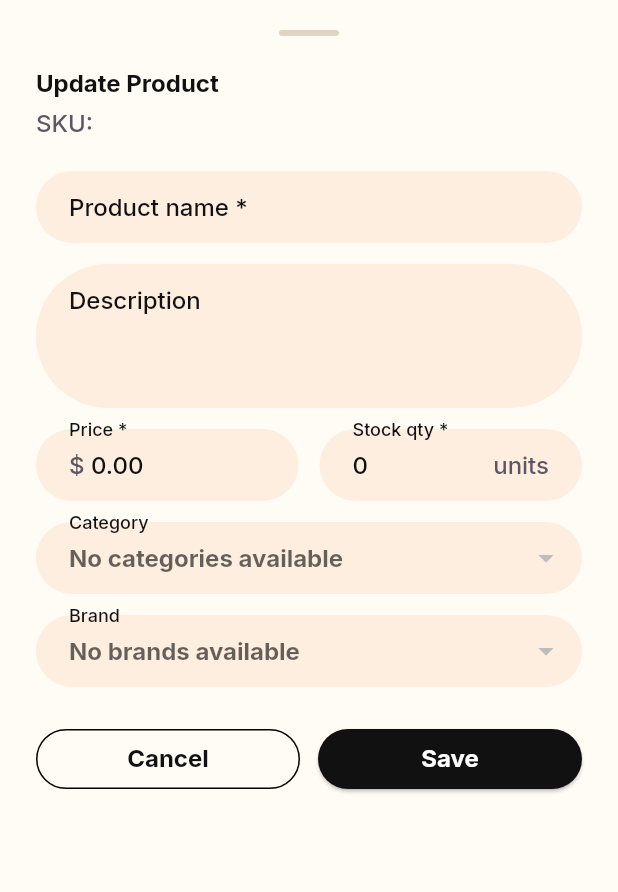
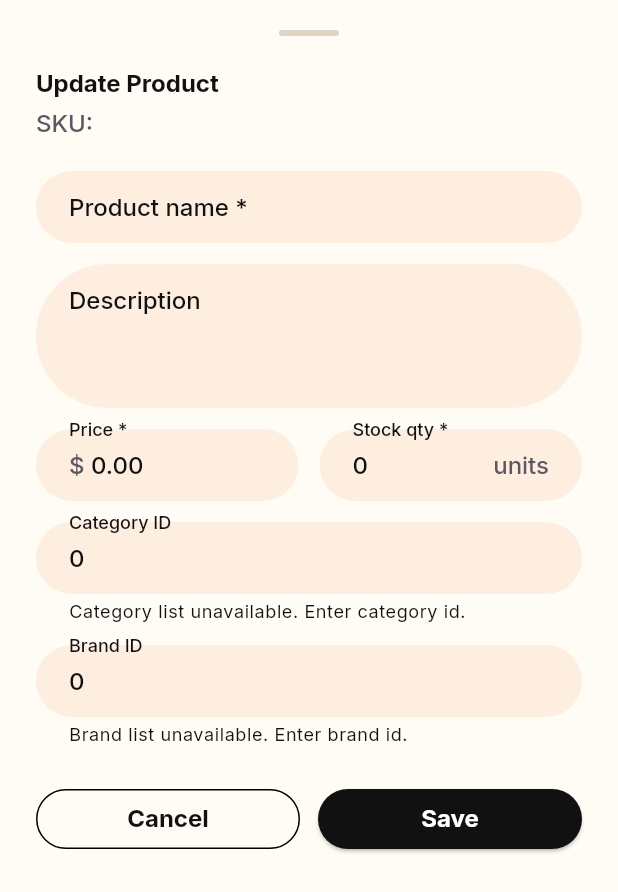
Before and after one commit to dataiyeumenh/prm393_project_fe, a Flutter app: the _ProductEditSheet widget shown alone on an empty page, opened directly with empty values, after a tap on "Save", on a phone screen of 412 x 824 dp. Shown: the top 892 px of the screen. Run offline on Flutter 3.47's test engine with Material 3 defaults, Android fonts, the phone set to English and light mode, and no system bars; our stand-ins replace cached_network_image, dio, google_fonts, image_picker, shared_preferences; accounts and stored records are empty; network calls fail.

Commit message:
feat/admin: changes admin ui

```diff
--- a/lib/screens/admin/warehouse/warehouse_screen.dart
+++ b/lib/screens/admin/warehouse/warehouse_screen.dart
@@ -918,6 +918,8 @@ class _ProductCreateSheetState extends State<_ProductCreateSheet> {
   final _skuCtrl = TextEditingController();
   final _priceCtrl = TextEditingController();
   final _stockCtrl = TextEditingController();
+  final _categoryIdCtrl = TextEditingController();
+  final _brandIdCtrl = TextEditingController();
 
   final _picker = ImagePicker();
 
@@ -935,6 +937,8 @@ class _ProductCreateSheetState extends State<_ProductCreateSheet> {
     _skuCtrl.dispose();
     _priceCtrl.dispose();
     _stockCtrl.dispose();
+    _categoryIdCtrl.dispose();
+    _brandIdCtrl.dispose();
     super.dispose();
   }
 
@@ -965,6 +969,9 @@ class _ProductCreateSheetState extends State<_ProductCreateSheet> {
     final sku = _skuCtrl.text.trim();
     final price = double.tryParse(_priceCtrl.text.trim());
     final stock = int.tryParse(_stockCtrl.text.trim());
+    final categoryId =
+        _selectedCategoryId ?? int.tryParse(_categoryIdCtrl.text.trim());
+    final brandId = _selectedBrandId ?? int.tryParse(_brandIdCtrl.text.trim());
 
     if (name.isEmpty) {
       setState(() => _error = 'Product name is required');
@@ -978,12 +985,16 @@ class _ProductCreateSheetState extends State<_ProductCreateSheet> {
       setState(() => _error = 'Valid stock quantity is required');
       return;
     }
-    if (_selectedCategoryId == null) {
-      setState(() => _error = 'Please select a category');
+    if (categoryId == null || categoryId <= 0) {
+      setState(
+        () => _error = 'Please select a category or enter a valid category id',
+      );
       return;
     }
-    if (_selectedBrandId == null) {
-      setState(() => _error = 'Please select a brand');
+    if (brandId == null || brandId <= 0) {
+      setState(
+        () => _error = 'Please select a brand or enter a valid brand id',
+      );
       return;
     }
 
@@ -992,8 +1003,8 @@ class _ProductCreateSheetState extends State<_ProductCreateSheet> {
       'description': description,
       'price': price,
       'stock': stock,
-      'categoryId': _selectedCategoryId,
-      'brandId': _selectedBrandId,
+      'categoryId': categoryId,
+      'brandId': brandId,
       if (sku.isNotEmpty) 'sku': sku,
     };
 
@@ -1113,42 +1124,59 @@ class _ProductCreateSheetState extends State<_ProductCreateSheet> {
                   ],
                 ),
                 const SizedBox(height: 14),
+                if (hasCategories)
                   DropdownButtonFormField<int>(
                     value: _selectedCategoryId,
                     isExpanded: true,
                     decoration: const InputDecoration(labelText: 'Category *'),
-                  hint: Text(
-                    hasCategories
-                        ? 'Select category'
-                        : 'No categories available',
-                  ),
+                    hint: const Text('Select category'),
                     items: widget.categories
                         .map(
-                        (c) =>
-                            DropdownMenuItem(value: c.id, child: Text(c.name)),
+                          (c) => DropdownMenuItem(
+                            value: c.id,
+                            child: Text(c.name),
+                          ),
                         )
                         .toList(),
-                  onChanged: hasCategories
-                      ? (v) => setState(() => _selectedCategoryId = v)
-                      : null,
+                    onChanged: (v) => setState(() => _selectedCategoryId = v),
+                  )
+                else
+                  TextField(
+                    controller: _categoryIdCtrl,
+                    keyboardType: TextInputType.number,
+                    inputFormatters: [FilteringTextInputFormatter.digitsOnly],
+                    decoration: const InputDecoration(
+                      labelText: 'Category ID *',
+                      helperText:
+                          'Category list unavailable. Enter category id.',
+                    ),
                   ),
                 const SizedBox(height: 14),
+                if (hasBrands)
                   DropdownButtonFormField<int>(
                     value: _selectedBrandId,
                     isExpanded: true,
                     decoration: const InputDecoration(labelText: 'Brand *'),
-                  hint: Text(
-                    hasBrands ? 'Select brand' : 'No brands available',
-                  ),
+                    hint: const Text('Select brand'),
                     items: widget.brands
                         .map(
-                        (b) =>
-                            DropdownMenuItem(value: b.id, child: Text(b.name)),
+                          (b) => DropdownMenuItem(
+                            value: b.id,
+                            child: Text(b.name),
+                          ),
                         )
                         .toList(),
-                  onChanged: hasBrands
-                      ? (v) => setState(() => _selectedBrandId = v)
-                      : null,
+                    onChanged: (v) => setState(() => _selectedBrandId = v),
+                  )
+                else
+                  TextField(
+                    controller: _brandIdCtrl,
+                    keyboardType: TextInputType.number,
+                    inputFormatters: [FilteringTextInputFormatter.digitsOnly],
+                    decoration: const InputDecoration(
+                      labelText: 'Brand ID *',
+                      helperText: 'Brand list unavailable. Enter brand id.',
+                    ),
                   ),
                 const SizedBox(height: 14),
                 OutlinedButton.icon(
@@ -1243,6 +1271,8 @@ class _ProductEditSheetState extends State<_ProductEditSheet> {
   late final TextEditingController _descCtrl;
   late final TextEditingController _priceCtrl;
   late final TextEditingController _stockCtrl;
+  late final TextEditingController _categoryIdCtrl;
+  late final TextEditingController _brandIdCtrl;
   int? _selectedCategoryId;
   int? _selectedBrandId;
 
@@ -1255,6 +1285,12 @@ class _ProductEditSheetState extends State<_ProductEditSheet> {
       text: widget.product.price.toStringAsFixed(2),
     );
     _stockCtrl = TextEditingController(text: '${widget.product.stockQuantity}');
+    _categoryIdCtrl = TextEditingController(
+      text: widget.product.categoryId?.toString() ?? '',
+    );
+    _brandIdCtrl = TextEditingController(
+      text: widget.product.brandId?.toString() ?? '',
+    );
     _selectedCategoryId = widget.product.categoryId;
     _selectedBrandId = widget.product.brandId;
   }
@@ -1265,6 +1301,8 @@ class _ProductEditSheetState extends State<_ProductEditSheet> {
     _descCtrl.dispose();
     _priceCtrl.dispose();
     _stockCtrl.dispose();
+    _categoryIdCtrl.dispose();
+    _brandIdCtrl.dispose();
     super.dispose();
   }
 
@@ -1273,6 +1311,9 @@ class _ProductEditSheetState extends State<_ProductEditSheet> {
     final description = _descCtrl.text.trim();
     final price = double.tryParse(_priceCtrl.text.trim());
     final stock = int.tryParse(_stockCtrl.text.trim());
+    final categoryId =
+        _selectedCategoryId ?? int.tryParse(_categoryIdCtrl.text.trim());
+    final brandId = _selectedBrandId ?? int.tryParse(_brandIdCtrl.text.trim());
     if (name.isEmpty || price == null || stock == null) return;
 
     final updates = <String, dynamic>{};
@@ -1289,14 +1330,12 @@ class _ProductEditSheetState extends State<_ProductEditSheet> {
       updates['stock'] = stock;
     }
 
-    if (_selectedCategoryId != widget.product.categoryId &&
-        _selectedCategoryId != null) {
-      updates['categoryId'] = _selectedCategoryId;
-    }
-
-    if (_selectedBrandId != widget.product.brandId &&
-        _selectedBrandId != null) {
-      updates['brandId'] = _selectedBrandId;
+    if (categoryId != widget.product.categoryId && categoryId != null) {
+      updates['categoryId'] = categoryId;
+    }
+
+    if (brandId != widget.product.brandId && brandId != null) {
+      updates['brandId'] = brandId;
     }
 
     Navigator.of(context).pop(updates);
@@ -1412,45 +1451,60 @@ class _ProductEditSheetState extends State<_ProductEditSheet> {
                 ),
                 const SizedBox(height: 14),
                 // Category dropdown
+                if (widget.categories.isNotEmpty)
                   DropdownButtonFormField<int>(
                     value: categoryValue,
                     isExpanded: true,
                     decoration: const InputDecoration(labelText: 'Category'),
-                  hint: Text(
-                    widget.categories.isNotEmpty
-                        ? 'Select category'
-                        : 'No categories available',
-                  ),
+                    hint: const Text('Select category'),
                     items: widget.categories
                         .map(
-                        (c) =>
-                            DropdownMenuItem(value: c.id, child: Text(c.name)),
+                          (c) => DropdownMenuItem(
+                            value: c.id,
+                            child: Text(c.name),
+                          ),
                         )
                         .toList(),
-                  onChanged: widget.categories.isNotEmpty
-                      ? (v) => setState(() => _selectedCategoryId = v)
-                      : null,
+                    onChanged: (v) => setState(() => _selectedCategoryId = v),
+                  )
+                else
+                  TextField(
+                    controller: _categoryIdCtrl,
+                    keyboardType: TextInputType.number,
+                    inputFormatters: [FilteringTextInputFormatter.digitsOnly],
+                    decoration: const InputDecoration(
+                      labelText: 'Category ID',
+                      helperText:
+                          'Category list unavailable. Enter category id.',
+                    ),
                   ),
                 const SizedBox(height: 14),
                 // Brand dropdown
+                if (widget.brands.isNotEmpty)
                   DropdownButtonFormField<int>(
                     value: brandValue,
                     isExpanded: true,
                     decoration: const InputDecoration(labelText: 'Brand'),
-                  hint: Text(
-                    widget.brands.isNotEmpty
-                        ? 'Select brand'
-                        : 'No brands available',
-                  ),
+                    hint: const Text('Select brand'),
                     items: widget.brands
                         .map(
-                        (b) =>
-                            DropdownMenuItem(value: b.id, child: Text(b.name)),
+                          (b) => DropdownMenuItem(
+                            value: b.id,
+                            child: Text(b.name),
+                          ),
                         )
                         .toList(),
-                  onChanged: widget.brands.isNotEmpty
-                      ? (v) => setState(() => _selectedBrandId = v)
-                      : null,
+                    onChanged: (v) => setState(() => _selectedBrandId = v),
+                  )
+                else
+                  TextField(
+                    controller: _brandIdCtrl,
+                    keyboardType: TextInputType.number,
+                    inputFormatters: [FilteringTextInputFormatter.digitsOnly],
+                    decoration: const InputDecoration(
+                      labelText: 'Brand ID',
+                      helperText: 'Brand list unavailable. Enter brand id.',
+                    ),
                   ),
                 const SizedBox(height: 24),
                 Row(
```
Also changed, not shown: lib/models/api/brand_dto.dart (+6 -1 lines), lib/models/api/category_dto.dart (+6 -1 lines), lib/services/admin_service.dart (+19 -5 lines). Lines whose indentation alone changed are shown as unchanged.
